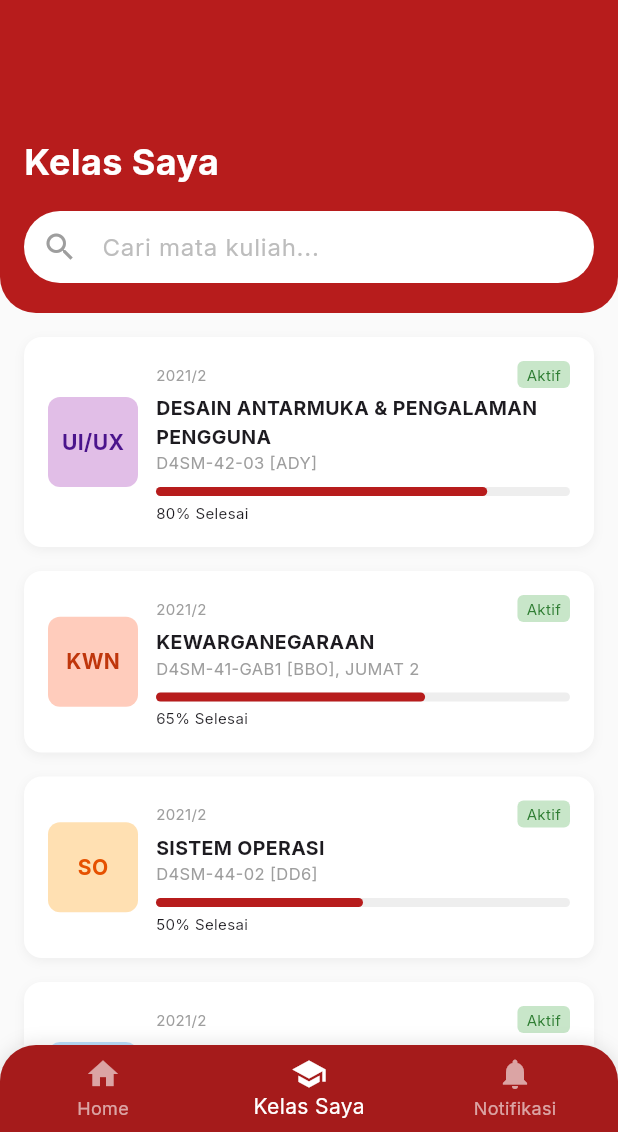
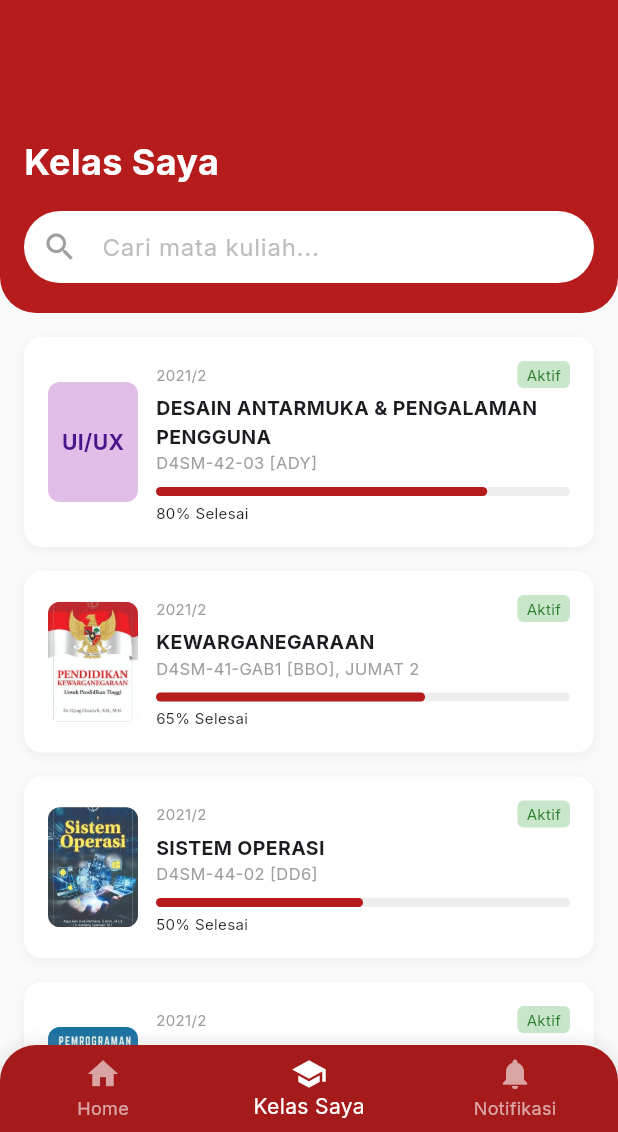
Before and after one commit to faizatulmunawaroh/uas-pak-rofii, a Flutter app: the HomeScreen screen opened directly, item 2 of the bottom bar chosen, on a phone screen of 412 x 824 dp, the part 104-1236 px from its top. Run offline on Flutter 3.47's test engine with Material 3 defaults, Android fonts, the phone set to English and light mode, and no system bars; our stand-ins replace google_fonts.

Commit message:
menambahkan gambar bukunya

```diff
--- a/lib/models/course.dart
+++ b/lib/models/course.dart
@@ -4,6 +4,7 @@ class Course {
   final double progress;
   final String semester;
   final String iconInitials;
+  final String? imagePath;
 
   Course({
     required this.title,
@@ -11,6 +12,7 @@ class Course {
     required this.progress,
     required this.semester,
     required this.iconInitials,
+    this.imagePath,
   });
 }
 
@@ -28,6 +30,7 @@ final List<Course> dummyCourses = [
     progress: 0.65,
     semester: "2021/2",
     iconInitials: "KWN",
+    imagePath: "assets/images/kwn.jpg",
   ),
    Course(
     title: "SISTEM OPERASI",
@@ -35,6 +38,7 @@ final List<Course> dummyCourses = [
     progress: 0.5,
     semester: "2021/2",
     iconInitials: "SO",
+    imagePath: "assets/images/os.jpg",
   ),
   Course(
     title: "PEMROGRAMAN PERANGKAT BERGERAK MULTIMEDIA",
@@ -42,6 +46,7 @@ final List<Course> dummyCourses = [
     progress: 0.3,
     semester: "2021/2",
     iconInitials: "MOB",
+    imagePath: "assets/images/mobile.jpg",
   ),
    Course(
     title: "BAHASA INGGRIS: BUSINESS AND SCIENTIFIC",
@@ -49,6 +54,7 @@ final List<Course> dummyCourses = [
     progress: 0.3,
     semester: "2021/2",
     iconInitials: "ENG",
+    imagePath: "assets/images/english.jpg",
   ),
   Course(
     title: "PEMROGRAMAN MULTIMEDIA INTERAKTIF",
@@ -56,6 +62,7 @@ final List<Course> dummyCourses = [
     progress: 0.6,
     semester: "2021/2",
     iconInitials: "MMI",
+    imagePath: "assets/images/multimedia.jpg",
   ),
     Course(
     title: "OLAH RAGA",
--- a/lib/screens/my_classes_screen.dart
+++ b/lib/screens/my_classes_screen.dart
@@ -90,12 +90,18 @@ class _MyClassesScreenState extends State<MyClassesScreen> {
                    children: [
                      Container(
                        width: 60,
-                       height: 60,
+                       height: 80, // Taller for book cover aspect ratio
                        decoration: BoxDecoration(
                          color: Colors.primaries[course.title.length % Colors.primaries.length].shade100,
-                         borderRadius: BorderRadius.circular(8)
+                         borderRadius: BorderRadius.circular(8),
+                         image: course.imagePath != null
+                            ? DecorationImage(
+                                image: AssetImage(course.imagePath!),
+                                fit: BoxFit.cover
+                              )
+                            : null
                        ),
-                        child: Center(
+                        child: course.imagePath == null ? Center(
                          child: Text(
                            course.iconInitials,
                            style: TextStyle(
@@ -104,7 +110,7 @@ class _MyClassesScreenState extends State<MyClassesScreen> {
                              fontSize: 14
                             )
                           ),
-                       ),
+                       ) : null,
                      ),
                      const SizedBox(width: 12),
                      Expanded(
--- a/pubspec.yaml
+++ b/pubspec.yaml
@@ -59,9 +59,8 @@ flutter:
   uses-material-design: true
 
   # To add assets to your application, add an assets section, like this:
-  # assets:
-  #   - images/a_dot_burr.jpeg
-  #   - images/a_dot_ham.jpeg
+  assets:
+    - assets/images/
 
   # An image asset can refer to one or more resolution-specific "variants", see
   # https://flutter.dev/to/resolution-aware-images
```
Also changed, not shown: lib/screens/home_screen.dart (+10 -4 lines), assets/images/english.jpg (added), assets/images/kwn.jpg (added), assets/images/mobile.jpg (added), assets/images/multimedia.jpg (added), assets/images/os.jpg (added).
